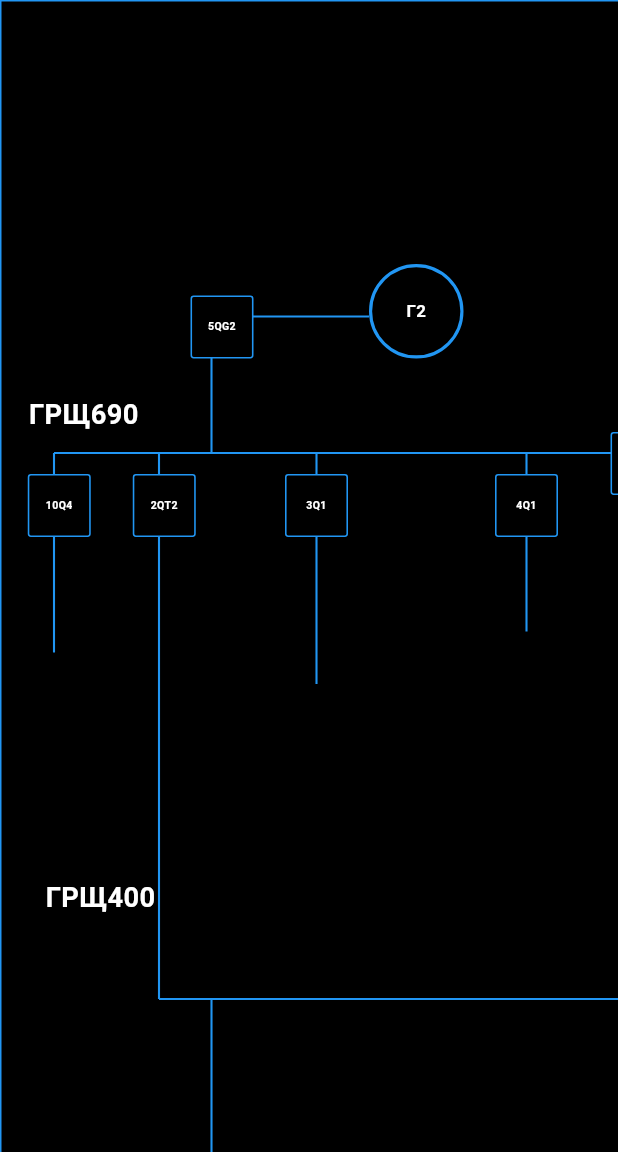
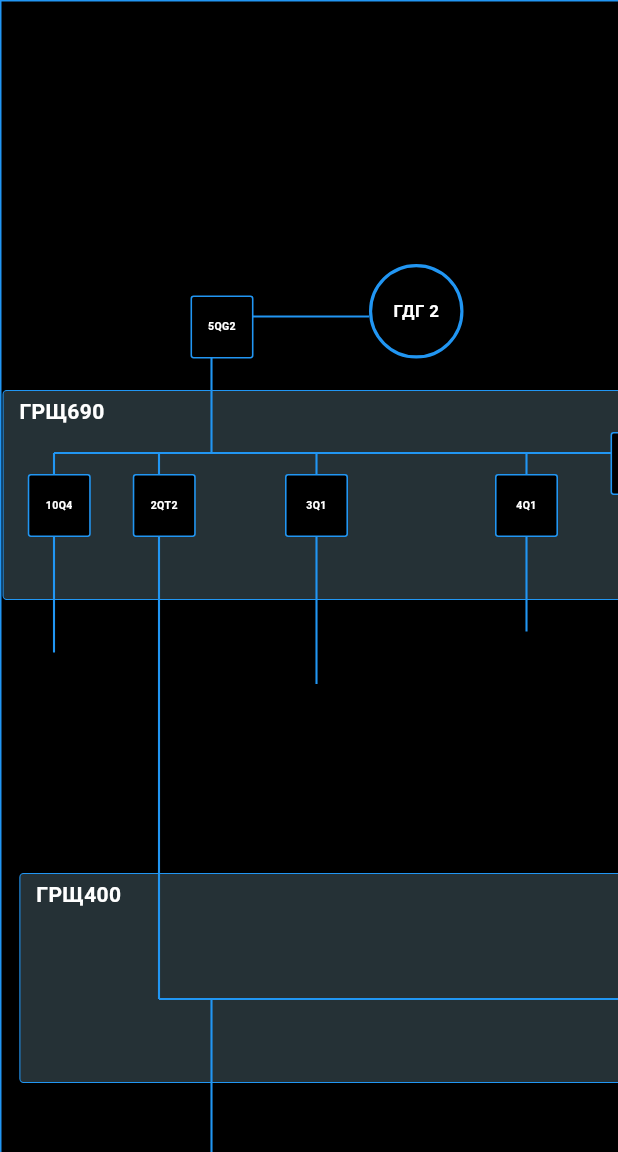
Before and after one commit to Gendalf4ever/azimuth_imitator, a Flutter app: the screen it shows after launch, tab 3 chosen, on a phone screen of 412 x 824 dp, the part 84-1236 px from its top. Run offline on Flutter 3.47's test engine with Material 3 defaults, Android fonts, the light colour scheme and no system bars; our stand-ins replace fl_chart, flutter_svg.

Commit message:
added asdg and transformer svg files plus bus background

```diff
--- a/lib/mainPage.dart
+++ b/lib/pages/mainPage.dart
@@ -4,7 +4,7 @@ import 'package:azimuth_imitator/components/colorManager.dart';
 import 'package:azimuth_imitator/customProgressBar.dart';
 import 'package:azimuth_imitator/widgets/customButton.dart';
 import 'package:flutter/material.dart';
-import 'azimuthWidget.dart';
+import '../azimuthWidget.dart';
 
 class MainPage extends StatefulWidget {
   const MainPage({super.key});
--- a/lib/pages/mainScreen.dart
+++ b/lib/pages/mainScreen.dart
@@ -1,10 +1,10 @@
+import 'package:flutter/material.dart';
 import 'package:azimuth_imitator/pages/apsPage.dart';
 import 'package:azimuth_imitator/pages/schemePage.dart';
-import 'package:flutter/material.dart';
-import '/components/colorManager.dart';
-import '/components/mainTabBar.dart';
-import '/components/mainAppBar.dart';
-import '/mainPage.dart';
+import 'package:azimuth_imitator/pages/mainPage.dart';
+import 'package:azimuth_imitator/components/colorManager.dart';
+import 'package:azimuth_imitator/components/mainTabBar.dart';
+import 'package:azimuth_imitator/components/mainAppBar.dart';
 
 class Mainscreen extends StatefulWidget {
   const Mainscreen({super.key});
@@ -19,7 +19,7 @@ class _MainscreenState extends State<Mainscreen> with SingleTickerProviderStateM
 
 //pages list
   late final List<({String label, Widget page})> _tabs = [
-    (label: 'Главная', page: const MainPage()),
+    (label: 'Главная', page: MainPage()),
     (label: 'АПС', page:  Apspage()),
     (label: 'Схема', page:  SchemePage()),
     (label: 'Сообщения', page: Center(child: Text('Страница Сообщения', style: TextStyle(color: ColorManager.text))))
--- a/lib/pages/schemePage.dart
+++ b/lib/pages/schemePage.dart
@@ -1,7 +1,8 @@
+// ignore_for_file: file_names
 import 'package:flutter/material.dart';
-import 'package:flutter/rendering.dart';
 import '../components/colorManager.dart';
 import '../widgets/diagramPainter.dart';
+import 'package:flutter_svg/flutter_svg.dart';
 
 class SchemePage extends StatefulWidget {
   const SchemePage({super.key});
@@ -57,17 +58,30 @@ class _SchemePageState extends State<SchemePage> {
                     top: (bus['top'] as num).toDouble() * s,
                     left: (bus['left'] as num).toDouble() * s,
                     child: Container(
-                      padding: EdgeInsets.only(top: 5 * s, left: 25 * s),
+                        width: (bus['width'] as num).toDouble() * s,
+                        height: (bus['height'] as num).toDouble() * s,
+                        decoration: BoxDecoration(
+                          color: ColorManager.secondaryBackground,
+                          border: Border.all(
+                            color: ColorManager.primary,
+                          width: 1 * s,
+                          ),
+                            borderRadius: BorderRadius.circular(4 * s),
+                        ),
+                        child: Padding(
+                          padding: EdgeInsets.only(top: 5 * s, left: 15 * s),
                           child: Text(
                               bus['title'],
                               style: TextStyle(
-                          fontSize: 26 * s,
+                                fontSize: 20 * s,
                                 color: ColorManager.text,
                                 fontWeight: FontWeight.bold,
                               ),
                             ),
                           ),
-                  )),
+                        ),
+                      ),
+                    ),
                   //scheme lines
                   Positioned.fill(
                     child: IgnorePointer(
@@ -77,8 +91,9 @@ class _SchemePageState extends State<SchemePage> {
                         ),
                       )
                     ),
-                    _buildGDG('2', 350 * s, 250 * s),
-                    _buildGDG('1', 1200 * s, 250 * s),
+                    _buildGDG('ГДГ 2', 350 * s, 250 * s),
+                    _buildGDG('ГДГ 1', 1200 * s, 250 * s),
+                    _buildGDG('АСДГ ', 1155 * s, 1050 * s),
 
                     ..._boxes.map((box) => Positioned(
                       top: (box[2] as num).toDouble() * s,
@@ -134,7 +149,7 @@ class _SchemePageState extends State<SchemePage> {
             ),
             child: Center(
               child: Text(
-                'Г$number',
+                number,
                 style: TextStyle(
                   color: ColorManager.text,
                   fontSize: 16 * s,
@@ -163,12 +178,13 @@ class _SchemePageState extends State<SchemePage> {
                 border: Border.all(color: ColorManager.primary, width: 2 * s),
               ),
               child: Center(
-                child: Center(
-                  child: Text(name, style: TextStyle(
-                    color: ColorManager.text,
-                    fontSize: 24 * s,
-                    fontWeight: FontWeight.bold,
-                    ),
+                child: SvgPicture.asset(
+                  'imgs/2circles.svg',
+                  width: 36 * s,
+                  height: 72 * s,
+                  colorFilter: ColorFilter.mode(
+                  ColorManager.text, // Перекрашивает иконку под цвет текста темы, если нужно
+                  BlendMode.srcIn,
                 ),
                 ),
               ),
```
Also changed, not shown: pubspec.yaml (+1 -68 lines). Lines whose indentation alone changed are shown as unchanged.
